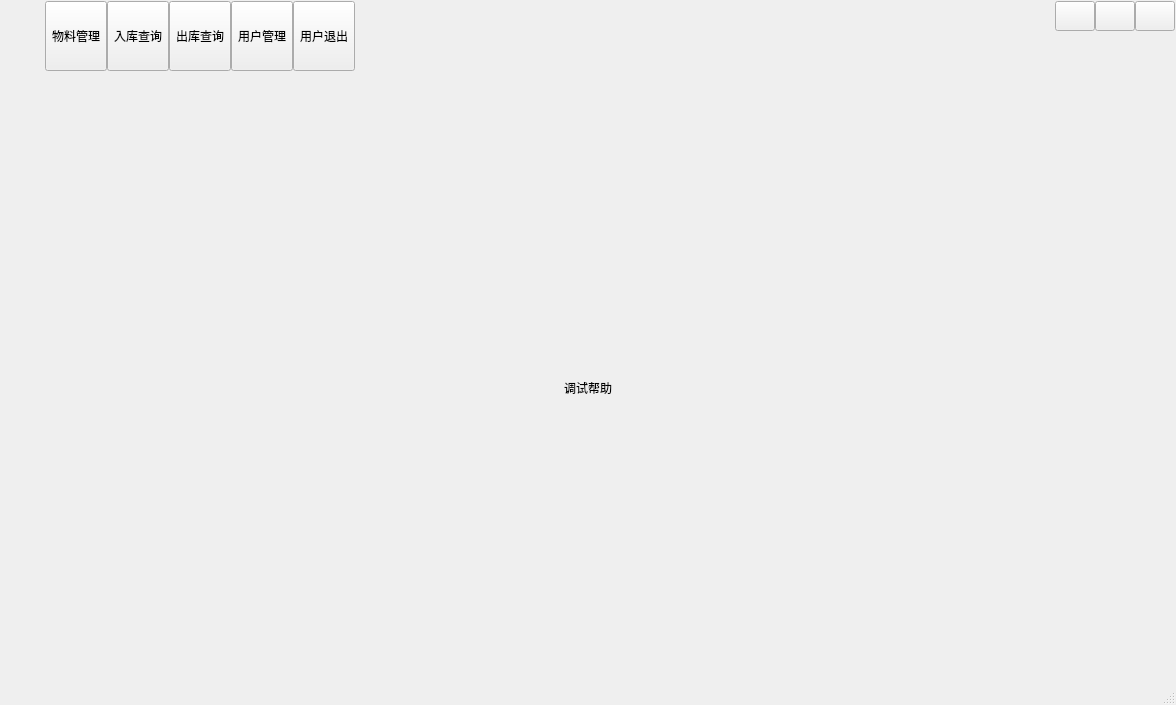
Old version of the form uidemo01.ui in the repository heathen557/materialManagement.
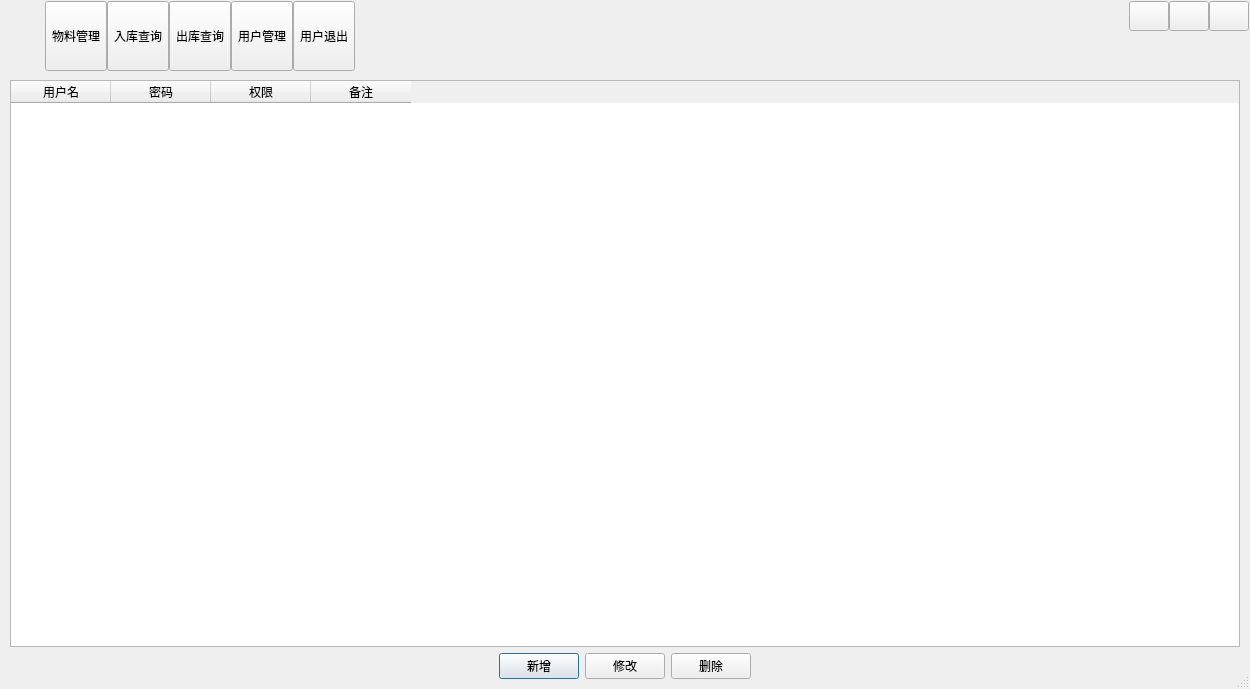
New version of the form. The open tabs and pages were chosen to show the change. Icons and pictures are not drawn.

What changed in the file:
```diff
--- a/uidemo01.ui
+++ b/uidemo01.ui
@@ -6,8 +6,8 @@
    <rect>
     <x>0</x>
     <y>0</y>
-    <width>1176</width>
-    <height>705</height>
+    <width>1250</width>
+    <height>689</height>
    </rect>
   </property>
   <property name="sizePolicy">
@@ -725,17 +725,82 @@
       </layout>
      </widget>
      <widget class="QWidget" name="page4">
-      <layout class="QVBoxLayout" name="verticalLayout_4">
-       <item>
-        <widget class="QLabel" name="lab4">
-         <property name="text">
-          <string>调试帮助</string>
-         </property>
-         <property name="alignment">
-          <set>Qt::AlignCenter</set>
-         </property>
+      <layout class="QGridLayout" name="gridLayout_8">
+       <item row="0" column="0">
+        <widget class="QTableWidget" name="user_tableWidget">
+         <column>
+          <property name="text">
+           <string>用户名</string>
+          </property>
+         </column>
+         <column>
+          <property name="text">
+           <string>密码</string>
+          </property>
+         </column>
+         <column>
+          <property name="text">
+           <string>权限</string>
+          </property>
+         </column>
+         <column>
+          <property name="text">
+           <string>备注</string>
+          </property>
+         </column>
         </widget>
        </item>
+       <item row="1" column="0">
+        <layout class="QHBoxLayout" name="horizontalLayout_11">
+         <item>
+          <spacer name="horizontalSpacer_12">
+           <property name="orientation">
+            <enum>Qt::Horizontal</enum>
+           </property>
+           <property name="sizeHint" stdset="0">
+            <size>
+             <width>40</width>
+             <height>20</height>
+            </size>
+           </property>
+          </spacer>
+         </item>
+         <item>
+          <widget class="QPushButton" name="addUser_pushButton">
+           <property name="text">
+            <string>新增</string>
+           </property>
+          </widget>
+         </item>
+         <item>
+          <widget class="QPushButton" name="alterUser_pushButton">
+           <property name="text">
+            <string>修改</string>
+           </property>
+          </widget>
+         </item>
+         <item>
+          <widget class="QPushButton" name="delUser_pushButton">
+           <property name="text">
+            <string>删除</string>
+           </property>
+          </widget>
+         </item>
+         <item>
+          <spacer name="horizontalSpacer_13">
+           <property name="orientation">
+            <enum>Qt::Horizontal</enum>
+           </property>
+           <property name="sizeHint" stdset="0">
+            <size>
+             <width>40</width>
+             <height>20</height>
+            </size>
+           </property>
+          </spacer>
+         </item>
+        </layout>
+       </item>
       </layout>
      </widget>
     </widget>
```
Left out of the diff: 2 changed lines with no effect on the pictures.
